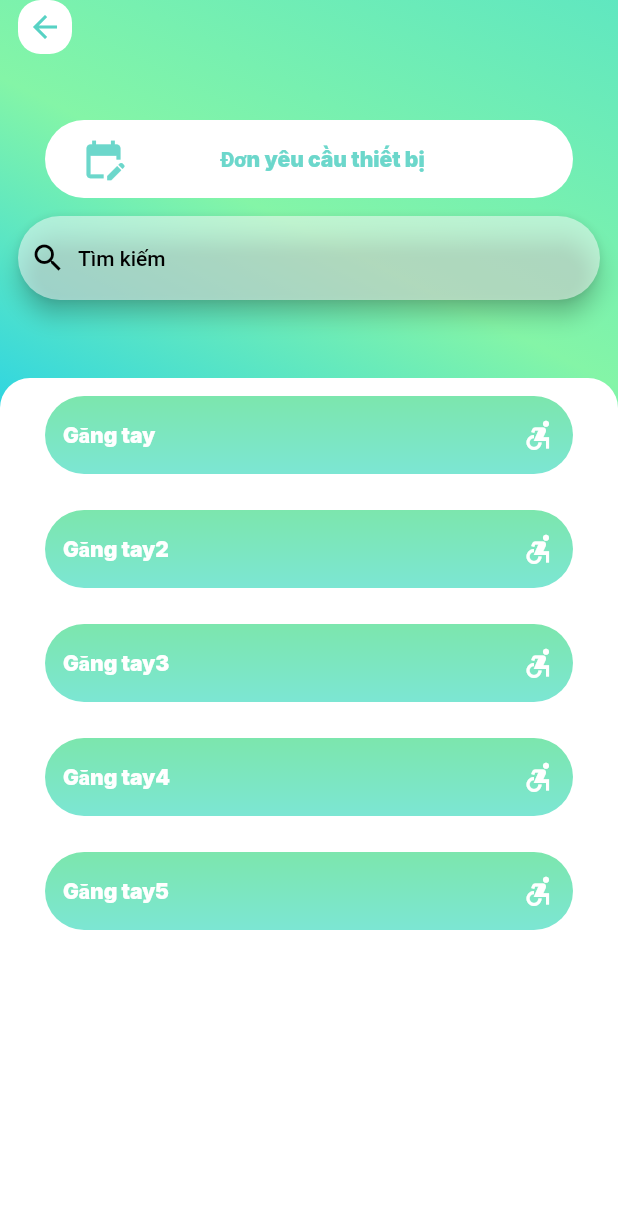
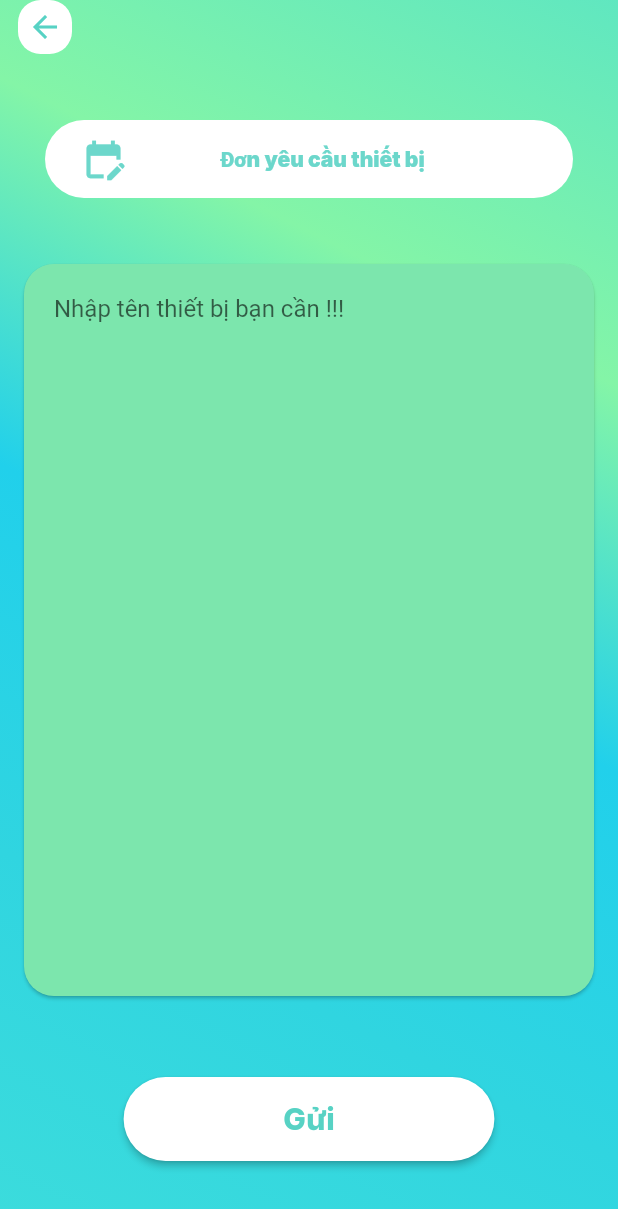
Before and after one commit to nguyenlee0910/mea, a Flutter app: the EquipmentRequestPage screen opened by its route, on a phone screen of 412 x 824 dp. Shown: the top 1209 px of the screen. Run offline on Flutter 3.47's test engine with Material 2 defaults, Android fonts, the phone set to English and light mode, and no system bars; our stand-ins replace dio, envied, firebase_analytics, firebase_core, firebase_crashlytics, flutter_native_splash and 8 more; missing offline and left inert: dart:ffi, dio_cache_interceptor, dio_http2_adapter, firebase_performance, firebase_performance_dio; accounts and stored records are empty.

Commit message:
request equipment

```diff
--- a/lib/presentations/Authencation/home.dart
+++ b/lib/presentations/Authencation/home.dart
@@ -29,8 +29,12 @@ class HomePage extends StatefulWidget {
     // ),
     CellData(
       iconData: Icons.note_add,
-      textTitle: 'Lập đơn',
+      textTitle: 'Lập đơn yêu cầu thiết bị',
       route: '/${EquipmentRequestPage.routeName}',
+    ),
+    CellData(
+      iconData: Icons.note_add_outlined,
+      textTitle: 'Lập đơn sửa chữa thiết bị',
     ),
     CellData(
       iconData: Icons.art_track,
--- a/lib/presentations/Request/equipment_request.dart
+++ b/lib/presentations/Request/equipment_request.dart
@@ -1,5 +1,6 @@
 import 'package:flutter/material.dart';
 import 'package:go_router/go_router.dart';
+import 'package:google_fonts/google_fonts.dart';
 import 'package:mea/constants.dart';
 import 'package:mea/widgets/custom_equipment_cell.dart';
 import 'package:mea/widgets/equipment_cell.dart';
@@ -9,14 +10,6 @@ class EquipmentRequestPage extends StatefulWidget {
   EquipmentRequestPage({super.key});
   static const routeName = 'equipment_request';
 
-  List<CustomEquipmentCell> equipmentCellData = [
-    CustomEquipmentCell(name: 'Găng tay'),
-    CustomEquipmentCell(name: 'Găng tay2'),
-    CustomEquipmentCell(name: 'Găng tay3'),
-    CustomEquipmentCell(name: 'Găng tay4'),
-    CustomEquipmentCell(name: 'Găng tay5'),
-  ];
-
   @override
   State<EquipmentRequestPage> createState() => _EquipmentRequestPageState();
 }
@@ -25,77 +18,86 @@ class _EquipmentRequestPageState extends State<EquipmentRequestPage> {
   late List<CustomEquipmentCell> filterCellData;
 
   @override
-  void initState() {
-    super.initState();
-    filterCellData = widget.equipmentCellData;
-  }
+  Widget build(BuildContext context) {
+    final size = MediaQuery.of(context).size;
 
-  @override
-  Widget build(BuildContext context) {
     return Scaffold(
       floatingActionButton: backBtn(context),
+      resizeToAvoidBottomInset: false,
       floatingActionButtonLocation: FloatingActionButtonLocation.miniStartTop,
-      body: Container(
+      body: GestureDetector(
+        onTap: () {
+          FocusScope.of(context).requestFocus(FocusNode());
+        },
+        child: Container(
           width: double.infinity,
-        decoration: BoxDecoration(gradient: AppColors.instance.backgroundTheme),
+          decoration:
+              BoxDecoration(gradient: AppColors.instance.backgroundTheme),
           child: Column(
             crossAxisAlignment: CrossAxisAlignment.center,
             children: [
-            const Padding(
+              Padding(
                 padding: EdgeInsets.only(top: 80),
                 child: WhiteTableCell(
                   icon: Icons.edit_calendar,
                   text: 'Đơn yêu cầu thiết bị',
                   isCenter: true,
-              ),
-            ),
-            Padding(
-              padding: const EdgeInsets.all(12),
-              child: SearchBar(
-                hintText: 'Tìm kiếm',
-                leading: const Icon(Icons.search),
-                backgroundColor: MaterialStateProperty.all(
-                  Colors.white.withOpacity(0.5),
-                ),
-                onChanged: (value) {
-                  setState(() {
-                    if (value.isEmpty) {
-                      filterCellData = widget.equipmentCellData;
-                      return;
-                    }
-                    filterCellData = widget.equipmentCellData.where((element) {
-                      return element.name.contains(value);
-                    }).toList();
-                  });
-                },
+                  route: '',
                 ),
               ),
               SizedBox(
                 height: 40,
               ),
               Expanded(
-              child: Container(
-                width: double.infinity,
-                decoration: ShapeDecoration(
-                  color: Colors.white,
+                child: Padding(
+                  padding: const EdgeInsets.symmetric(horizontal: 12),
+                  child: Card(
                     shape: RoundedRectangleBorder(
-                    borderRadius: BorderRadius.only(
-                      topLeft: Radius.circular(20),
-                      topRight: Radius.circular(20),
+                      borderRadius: BorderRadius.circular(20),
+                    ),
+                    color: Color(0xFF7CE6AD),
+                    child: Padding(
+                      padding: EdgeInsets.all(20),
+                      child: TextField(
+                        maxLines: 8, //or null
+                        decoration: InputDecoration.collapsed(
+                          hintText: "Nhập tên thiết bị bạn cần !!!",
                         ),
                       ),
                     ),
-                child: ListView.builder(
-                  itemBuilder: (context, index) {
-                    return CustomEquipmentCell(
-                      name: filterCellData[index].name,
-                    );
-                  },
-                  itemCount: filterCellData.length,
+                  ),
+                ),
+              ),
+              Padding(
+                padding: const EdgeInsets.symmetric(vertical: 50),
+                child: Center(
+                  child: SizedBox(
+                    width: size.width * 0.6,
+                    height: 56,
+                    child: ElevatedButton(
+                      style: ElevatedButton.styleFrom(
+                        backgroundColor:
+                            const Color.fromARGB(255, 255, 255, 255),
+                        shape: const RoundedRectangleBorder(
+                          borderRadius: BorderRadius.all(Radius.circular(40)),
+                        ),
+                      ),
+                      onPressed: () {},
+                      child: Text(
+                        'Gửi',
+                        textAlign: TextAlign.center,
+                        style: GoogleFonts.inter(
+                          color: const Color.fromARGB(168, 0, 187, 165),
+                          fontSize: 20,
+                          fontWeight: FontWeight.w800,
+                        ),
+                      ),
+                    ),
                   ),
                 ),
               ),
             ],
+          ),
         ),
       ),
     );
```
Lines whose indentation alone changed are shown as unchanged.
